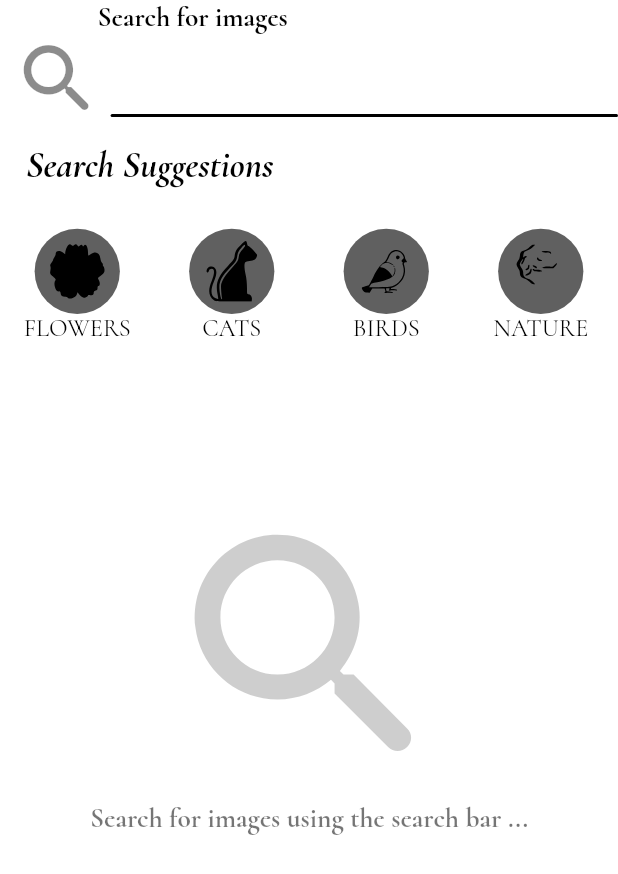
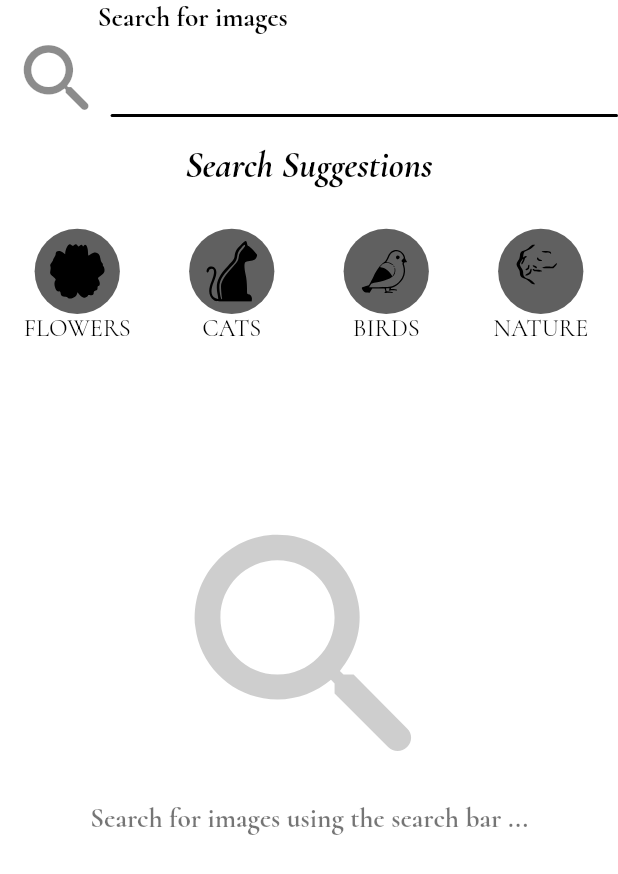
Before and after one commit to shadowprince444/lazy_loading, a Flutter app: the screen it shows after launch, on a phone screen of 412 x 824 dp. Shown: the top 874 px of the screen. Run offline on Flutter 3.47's test engine with Material 2 defaults, Android fonts, the phone set to English and light mode, and no system bars; our stand-ins replace dio, flutter_svg, get, google_fonts.

Commit message:
optimized code and removed unwanted lines

```diff
--- a/lib/controllers/pagination_controller.dart
+++ b/lib/controllers/pagination_controller.dart
@@ -1,3 +1,4 @@
+import 'package:flutter/foundation.dart';
 import 'package:get/get_state_manager/src/simple/get_controllers.dart';
 import 'package:pixabay_pagination_example/models/api_response_model.dart';
 import 'package:pixabay_pagination_example/models/pixaby_response_model.dart';
@@ -70,7 +71,9 @@ class PaginationController extends GetxController {
         addImagesToTheList(response.data);
       }
     }
-    print("Current Index: $currentPage");
+
+    debugPrint("Current Index: $currentPage");
+
     removeLoading();
   }
 
--- a/lib/repository/pixabay_repo.dart
+++ b/lib/repository/pixabay_repo.dart
@@ -16,7 +16,7 @@ class PixabayRepo implements IPixabayRepo {
     }
   }
 
-  queryBuilder(int pageIndex, int itemsPerPage, String searchTerm) {
+  String queryBuilder(int pageIndex, int itemsPerPage, String searchTerm) {
     return "&q=$searchTerm&per_page=$itemsPerPage&page=$pageIndex&image_type=photo";
   }
 }
--- a/lib/services/dio_client.dart
+++ b/lib/services/dio_client.dart
@@ -39,7 +39,7 @@ class DioClient {
         HttpHeaders.contentTypeHeader: "application/json",
       },
     );
-    _dio.options.baseUrl = ApiUrls.baseUrl;
+    // _dio.options.baseUrl = ApiUrls.baseUrl;
     return _dio;
   }
 
--- a/lib/view/screens/image_list_screen/pagination_screen.dart
+++ b/lib/view/screens/image_list_screen/pagination_screen.dart
@@ -152,16 +152,6 @@ class _PaginatedScreenState extends State<PaginatedScreen> {
                         ],
                       ),
                     ),
-                    Padding(
-                      padding: EdgeInsets.symmetric(
-                        horizontal: 16.hdp(),
-                        vertical: 16.vdp(),
-                      ),
-                      child: Text(
-                        "Search Suggestions",
-                        style: AppTextThemes().headline3,
-                      ),
-                    ),
                     SuggestionTileList(
                       onTapOnTile: (index) {
                         _controller.selectSearchSuggestion(index);
--- a/lib/view/screens/image_list_screen/widgets/empty_results_widget.dart
+++ b/lib/view/screens/image_list_screen/widgets/empty_results_widget.dart
@@ -13,7 +13,7 @@ class EmptyResultsWidget extends StatelessWidget {
       child: Column(
         mainAxisAlignment: MainAxisAlignment.center,
         children: [
-          VSpace(150),
+          const VSpace(150),
           Icon(
             Icons.warning_amber_outlined,
             size: 200.vdp(),
--- a/lib/view/screens/image_list_screen/widgets/search_prompting_widget.dart
+++ b/lib/view/screens/image_list_screen/widgets/search_prompting_widget.dart
@@ -14,7 +14,7 @@ class SearchPromptingWidget extends StatelessWidget {
       child: Column(
         mainAxisAlignment: MainAxisAlignment.center,
         children: [
-          VSpace(100),
+          const VSpace(100),
           Icon(
             Icons.search_rounded,
             size: 200.vdp(),
--- a/lib/view/screens/image_list_screen/widgets/suggestion_tile_list_widget.dart
+++ b/lib/view/screens/image_list_screen/widgets/suggestion_tile_list_widget.dart
@@ -18,7 +18,20 @@ class SuggestionTileList extends StatelessWidget {
   Widget build(BuildContext context) {
     return GetBuilder<PaginationController>(builder: (paginationController) {
       if (paginationController.showSearchSuggestion) {
-        return SizedBox(
+        return Column(
+          mainAxisSize: MainAxisSize.min,
+          children: [
+            Padding(
+              padding: EdgeInsets.symmetric(
+                horizontal: 16.hdp(),
+                vertical: 16.vdp(),
+              ),
+              child: Text(
+                "Search Suggestions",
+                style: AppTextThemes().headline3,
+              ),
+            ),
+            SizedBox(
               height: 88.vdp(),
               width: double.infinity,
               // color: Colors.amber,
@@ -49,9 +62,11 @@ class SuggestionTileList extends StatelessWidget {
                   }
                 },
               ),
+            ),
+          ],
         );
       } else {
-        return VSpace(0);
+        return const VSpace(0);
       }
     });
   }
--- a/lib/view/screens/image_preview_screen/image_preview_screen.dart
+++ b/lib/view/screens/image_preview_screen/image_preview_screen.dart
@@ -39,7 +39,7 @@ class ImagePreviewScreen extends StatelessWidget {
                     child: Row(
                       crossAxisAlignment: CrossAxisAlignment.center,
                       children: [
-                        HSpace(4),
+                        const HSpace(4),
                         IconButton(
                           onPressed: () => Get.back(),
                           icon: Icon(
--- a/lib/view/widgets/image_tile.dart
+++ b/lib/view/widgets/image_tile.dart
@@ -19,7 +19,7 @@ class ImageTile extends StatelessWidget {
   Widget build(BuildContext context) {
     return Column(
       children: [
-        VSpace(2),
+        const VSpace(2),
         GestureDetector(
           onTap: () => Get.to(
             () => ImagePreviewScreen(imageModel: imageModel),
```
Also changed, not shown: lib/utils/screen_utils/widgets/spacing_widgets.dart (+4 -4 lines), lib/view/screens/image_list_screen/widgets/image_list.dart (+6 -6 lines). Lines whose indentation alone changed are shown as unchanged.
